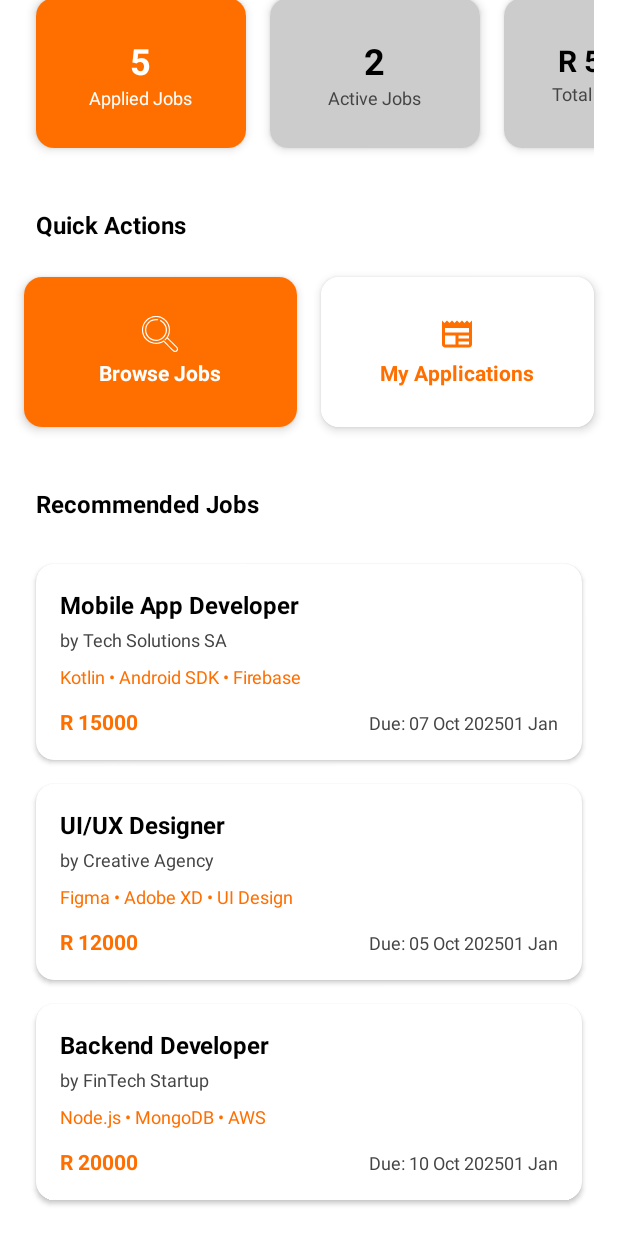
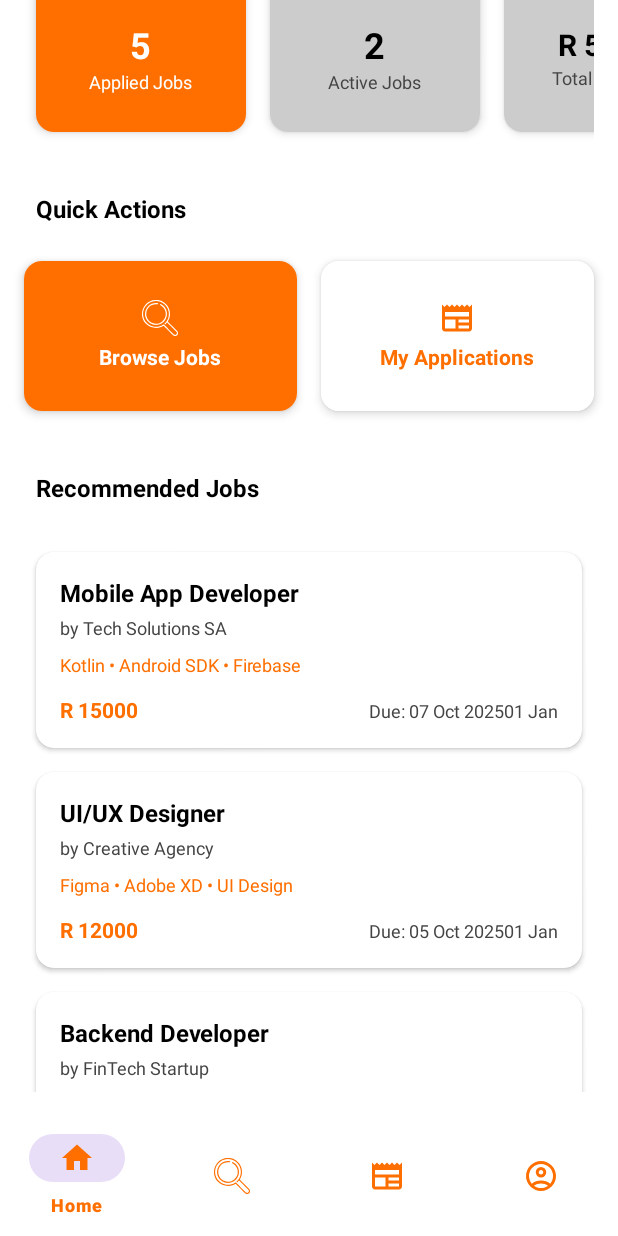
Before and after one commit to peace05-star/Tholagig, an Android app: the FreelancerDashboardActivity screen opened directly, with no data from a screen before it, on a phone screen of 412 x 824 dp. Run offline under Robolectric (Android 15) with nearby library versions, the phone set to English and light mode, and no system bars.

Commit message:
made the bottom navigation bar functional

```diff
--- a/app/src/main/java/student/projects/tholagig/dashboards/Freelancer_Dashboard.kt
+++ b/app/src/main/java/student/projects/tholagig/dashboards/Freelancer_Dashboard.kt
@@ -18,6 +18,8 @@ import student.projects.tholagig.profile.ProfileActivity
 import android.content.Intent
 import student.projects.tholagig.jobs.MyApplicationsActivity
 import student.projects.tholagig.network.SessionManager
+import com.google.android.material.bottomnavigation.BottomNavigationView // ADD THIS IMPORT
+import android.util.Log // ADD THIS IMPORT
 
 class FreelancerDashboardActivity : AppCompatActivity() {
 
@@ -25,10 +27,11 @@ class FreelancerDashboardActivity : AppCompatActivity() {
     private lateinit var tvAppliedCount: TextView
     private lateinit var tvActiveCount: TextView
     private lateinit var tvEarnings: TextView
-    private lateinit var layoutBrowseJobs: LinearLayout // Changed from Button
-    private lateinit var layoutMyApplications: LinearLayout // Changed from Button
+    private lateinit var layoutBrowseJobs: LinearLayout
+    private lateinit var layoutMyApplications: LinearLayout
     private lateinit var btnProfile: ImageButton
     private lateinit var rvJobs: RecyclerView
+    private lateinit var bottomNavigationView: BottomNavigationView // ADD THIS
 
     private lateinit var jobsAdapter: JobsAdapter
     private val jobList = mutableListOf<Job>()
@@ -40,9 +43,9 @@ class FreelancerDashboardActivity : AppCompatActivity() {
         initializeViews()
         setupRecyclerView()
         setupClickListeners()
+        setupBottomNavigation() // ADD THIS LINE
         loadUserData()
         loadMockData()
-
     }
 
     private fun initializeViews() {
@@ -50,10 +53,53 @@ class FreelancerDashboardActivity : AppCompatActivity() {
         tvAppliedCount = findViewById(R.id.tvAppliedCount)
         tvActiveCount = findViewById(R.id.tvActiveCount)
         tvEarnings = findViewById(R.id.tvEarnings)
-        layoutBrowseJobs = findViewById(R.id.btnBrowseJobs) // This is a LinearLayout
-        layoutMyApplications = findViewById(R.id.btnMyApplications) // This is a LinearLayout
+        layoutBrowseJobs = findViewById(R.id.btnBrowseJobs)
+        layoutMyApplications = findViewById(R.id.btnMyApplications)
         btnProfile = findViewById(R.id.btnProfile)
         rvJobs = findViewById(R.id.rvJobs)
+        bottomNavigationView = findViewById(R.id.bottom_navigation) // ADD THIS
+    }
+
+    // ADD THIS NEW METHOD
+    private fun setupBottomNavigation() {
+        try {
+            bottomNavigationView.setOnNavigationItemSelectedListener { item ->
+                when (item.itemId) {
+                    R.id.nav_home -> {
+                        // Already on home, just refresh the data
+                        loadMockData()
+                        Toast.makeText(this, "Home", Toast.LENGTH_SHORT).show()
+                        true
+                    }
+                    R.id.nav_jobs -> {
+                        // Navigate to job browse
+                        val intent = Intent(this, JobBrowseActivity::class.java)
+                        startActivity(intent)
+                        true
+                    }
+                    R.id.nav_applications -> {
+                        // Navigate to my applications
+                        val intent = Intent(this, MyApplicationsActivity::class.java)
+                        startActivity(intent)
+                        true
+                    }
+                    R.id.nav_profile -> {
+                        // Navigate to profile
+                        val intent = Intent(this, ProfileActivity::class.java)
+                        startActivity(intent)
+                        true
+                    }
+                    else -> false
+                }
+            }
+
+            // Set the home item as selected by default
+            bottomNavigationView.selectedItemId = R.id.nav_home
+
+        } catch (e: Exception) {
+            Log.e("BottomNav", "Bottom navigation setup failed: ${e.message}")
+            Toast.makeText(this, "Navigation error", Toast.LENGTH_SHORT).show()
+        }
     }
 
     private fun loadUserData() {
@@ -75,6 +121,7 @@ class FreelancerDashboardActivity : AppCompatActivity() {
             "Freelancer" // Fallback
         }
     }
+
     private fun setupRecyclerView() {
         jobsAdapter = JobsAdapter(jobList) { job ->
             onJobItemClick(job)
--- a/app/src/main/res/layout/activity_freelancer_dashboard.xml
+++ b/app/src/main/res/layout/activity_freelancer_dashboard.xml
@@ -1,8 +1,26 @@
 <?xml version="1.0" encoding="utf-8"?>
-<ScrollView xmlns:android="http://schemas.android.com/apk/res/android"
+<RelativeLayout xmlns:android="http://schemas.android.com/apk/res/android"
     xmlns:app="http://schemas.android.com/apk/res-auto"
     android:layout_width="match_parent"
     android:layout_height="match_parent"
+    android:background="@color/white">
+
+    <!-- Bottom Navigation - Fixed at bottom -->
+    <com.google.android.material.bottomnavigation.BottomNavigationView
+        android:id="@+id/bottom_navigation"
+        android:layout_width="match_parent"
+        android:layout_height="wrap_content"
+        android:layout_alignParentBottom="true"
+        android:background="@color/white"
+        app:menu="@menu/bottom_nav_freelancer"
+        app:itemIconTint="@color/orange"
+        app:itemTextColor="@color/orange" />
+
+    <!-- Scrollable Content -->
+    <ScrollView
+        android:layout_width="match_parent"
+        android:layout_height="match_parent"
+        android:layout_above="@id/bottom_navigation"
         android:fillViewport="true"
         android:background="@color/white">
 
@@ -203,12 +221,12 @@
                 android:paddingBottom="8dp" />
 
             <LinearLayout
-        xmlns:android="http://schemas.android.com/apk/res/android"
-        xmlns:app="http://schemas.android.com/apk/res-auto"
                 android:layout_width="match_parent"
                 android:layout_height="wrap_content"
                 android:orientation="horizontal"
-        android:padding="8dp"> <androidx.cardview.widget.CardView
+                android:padding="8dp">
+
+                <androidx.cardview.widget.CardView
                     android:id="@+id/cardBrowseJobs"
                     android:layout_width="0dp"
                     android:layout_height="wrap_content"
@@ -293,6 +311,7 @@
                 </androidx.cardview.widget.CardView>
 
             </LinearLayout>
+
             <!-- Recent Jobs Section -->
             <TextView
                 android:layout_width="wrap_content"
@@ -303,21 +322,16 @@
                 android:textStyle="bold"
                 android:paddingStart="24dp"
                 android:paddingTop="24dp"
-        android:paddingBottom="8px" />
+                android:paddingBottom="8dp" />
 
             <androidx.recyclerview.widget.RecyclerView
                 android:id="@+id/rvJobs"
                 android:layout_width="match_parent"
-        android:layout_height="0dp"
-        android:layout_weight="1"
+                android:layout_height="wrap_content"
+                android:minHeight="400dp"
                 android:padding="16dp" />
-
-    <!-- Bottom Navigation -->
-    <com.google.android.material.bottomnavigation.BottomNavigationView
-        android:id="@+id/bottomNavigation"
-        android:layout_width="match_parent"
-        android:layout_height="wrap_content"
-        app:menu="@menu/bottom_nav_freelancer" />
 
         </LinearLayout>
     </ScrollView>
+
+</RelativeLayout>
```
Lines whose indentation alone changed are shown as unchanged.
